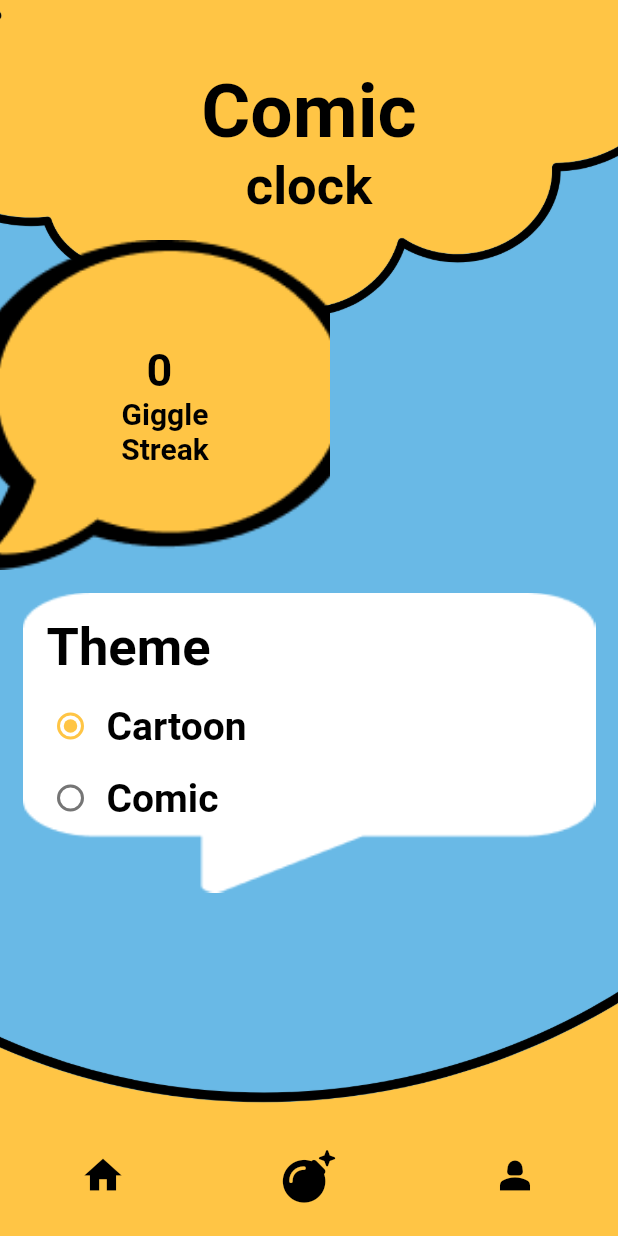
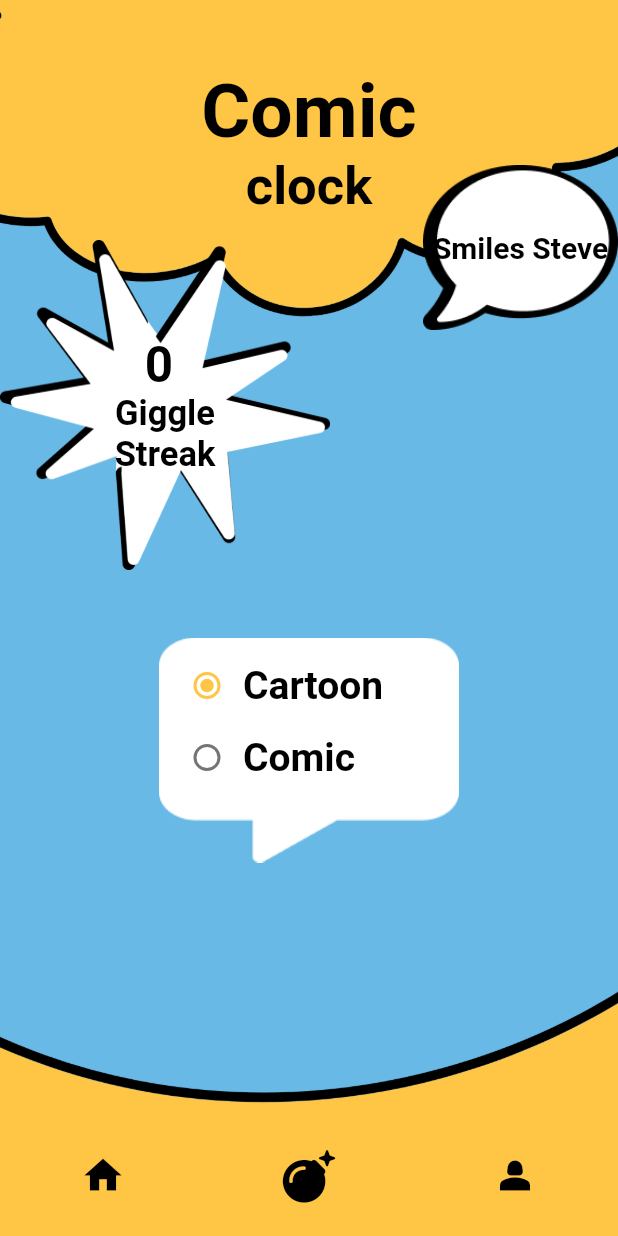
Before and after one commit to guptan404/comic_clock, a Flutter app: the screen it shows after launch, item 3 of the bottom bar chosen, on a phone screen of 412 x 824 dp. Run offline on Flutter 3.47's test engine with Material 2 defaults, Android fonts, the light colour scheme and no system bars; our stand-ins replace fluttertoast, google_fonts, icons_plus, share_plus, shared_preferences; missing offline and left inert: delayed_widget, page_flip, text_to_speech; Roboto replaces fonts that are missing (Iceland, Kavoon); statements that could not run were skipped.

Commit message:
sex and kisses

```diff
--- a/lib/Screens2/ComicProfilePage.dart
+++ b/lib/Screens2/ComicProfilePage.dart
@@ -36,7 +36,28 @@ class _ComicProfilePageState extends State<ComicProfilePage> {
                   //borderRadius: BorderRadius.circular(20),
                 ),
 
-                child: Column(
+                child: Stack(
+                  children: [
+                    Positioned(
+                      right: 0,
+                      top:110 ,
+                      child:
+                        Container(
+                      width: 130, // Adjust the width as needed
+                      height: 110, // Adjust the height as needed
+                      decoration: BoxDecoration(
+                        image: DecorationImage(
+                          image: AssetImage(roundSpeechImg),
+                          // Replace with your image asset
+                          fit: BoxFit.fill, // You can adjust the fit as needed
+                        ),
+                      ),
+                      child: Center(
+                        child: Text('Smiles Steve',style: AppConstants.comicSubHead.copyWith(fontSize: 20),softWrap: true,),
+                      ),
+
+                    ),),
+                    Column(
                       crossAxisAlignment: CrossAxisAlignment.start,
                       mainAxisAlignment: MainAxisAlignment.start,
                       children: [
@@ -71,7 +92,7 @@ class _ComicProfilePageState extends State<ComicProfilePage> {
                             image: DecorationImage(
                               image: AssetImage(collisionBox),
                               // Replace with your image asset
-                          fit: BoxFit.cover, // You can adjust the fit as needed
+                              fit: BoxFit.fill, // You can adjust the fit as needed
                             ),
                           ),
                           child: Center(
@@ -79,22 +100,22 @@ class _ComicProfilePageState extends State<ComicProfilePage> {
                               mainAxisAlignment: MainAxisAlignment.center,
                               children: [
                                 Text("${jokeProvider.curentStreak} ",
-                              style: AppConstants.comicSubHead.copyWith(fontSize: 30,fontWeight: FontWeight.bold,color: Colors.black),),
+                                  style: AppConstants.comicSubHead.copyWith(fontSize: 33,fontWeight: FontWeight.bold,color: Colors.black),),
                                // AppIcons.bomb,
                                 Text('Giggle', style:
-                            AppConstants.comicSubHead.copyWith(fontSize: 20,fontWeight: FontWeight.bold,color: Colors.black),),
+                                AppConstants.comicSubHead.copyWith(fontSize: 23,fontWeight: FontWeight.bold,color: Colors.black),),
                                   Text('Streak', style:
-                              AppConstants.comicSubHead.copyWith(fontSize: 20,fontWeight: FontWeight.bold,color: Colors.black))
+                                  AppConstants.comicSubHead.copyWith(fontSize: 23,fontWeight: FontWeight.bold,color: Colors.black))
                               ],
                             ),
                           ),
 
                         ),
-                    SizedBox(height: 15,),
+                        SizedBox(height: 45,),
                         Center(
                           child: Container(
-                        width: MediaQuery.of(context).size.width-30, // Adjust the width as needed
-                        height:200, // Adjust the height as needed
+                            width: 200, // Adjust the width as needed
+                            height:150, // Adjust the height as needed
                             decoration: BoxDecoration(
                               image: DecorationImage(
                                 image: AssetImage(specchBoxImg),
@@ -108,13 +129,6 @@ class _ComicProfilePageState extends State<ComicProfilePage> {
                                 mainAxisAlignment: MainAxisAlignment.start,
                                 crossAxisAlignment: CrossAxisAlignment.start,
                                 children: [
-                              Padding(
-                                padding: const EdgeInsets.all(8.0),
-                                child: Text(
-                                  'Theme',
-                                  style: AppConstants.comicSubHead.copyWith(color: kdarkTextColor),
-                                ),
-                              ),
                                   Row(
                                     children: [
                                       Radio(
@@ -158,6 +172,8 @@ class _ComicProfilePageState extends State<ComicProfilePage> {
 
                         // Add your _thoughtBubble widget here
                         // Add more widgets as needed
+                      ],
+                    ),
                   ],
                 ),
               ),
--- a/lib/Utils/constants.dart
+++ b/lib/Utils/constants.dart
@@ -171,6 +171,7 @@ String page10Img='assets/page10.png';
 String profilePageImg='assets/profilepage.png';
 String specchBoxImg='assets/speechBox.png';
 String collisionBox='assets/ColiisionBox.png';
+String roundSpeechImg='assets/roundSpeech.png';
 List<String> comicPages=[
   page1Img,
   page2Img,
```
Also changed, not shown: assets/ColiisionBox.png, assets/roundSpeech.png (added). Lines whose indentation alone changed are shown as unchanged.
